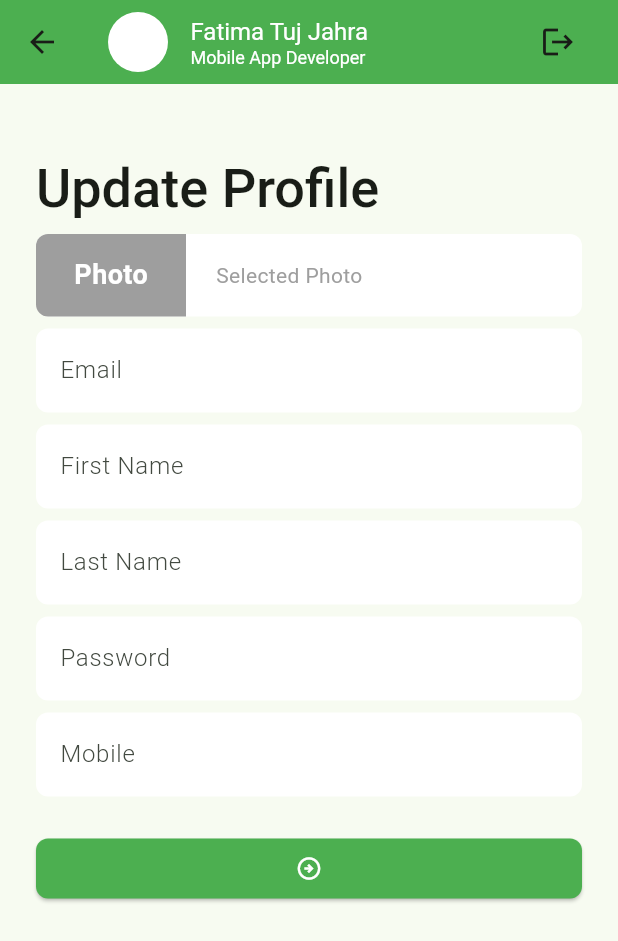
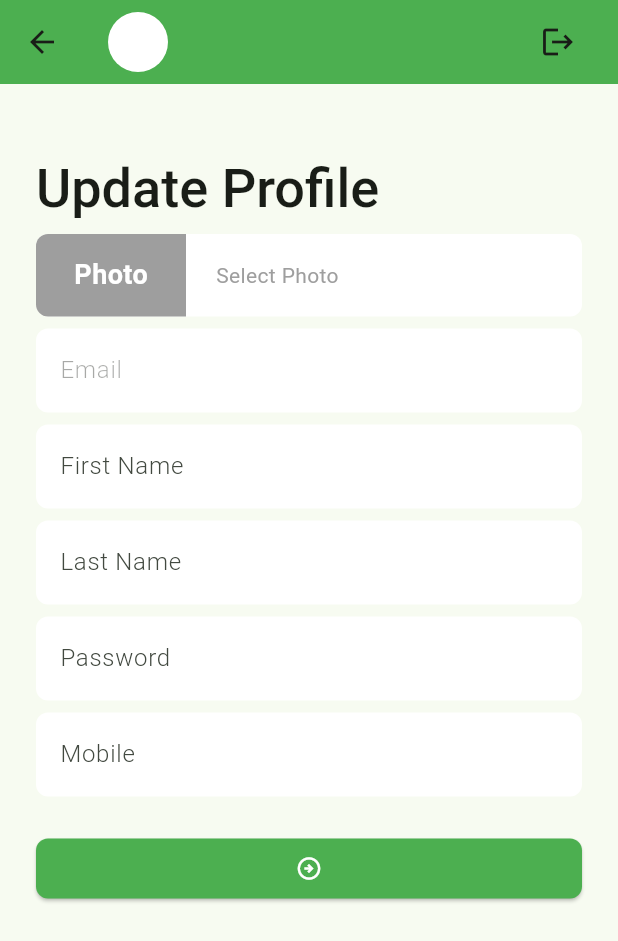
Before and after one commit to bushayra16/task_management, a Flutter app: the ProfileScreen screen opened directly, on a phone screen of 412 x 824 dp. Shown: the top 941 px of the screen. Run offline on Flutter 3.47's test engine with Material 3 defaults, Android fonts, the phone set to English and light mode, and no system bars; our stand-ins replace flutter_svg, image_picker, pin_code_fields, shared_preferences; accounts and stored records are empty.

```diff
--- a/lib/data/model/user_model.dart
+++ b/lib/data/model/user_model.dart
@@ -5,6 +5,7 @@ class UserModel {
   String? firstName;
   String? lastName;
   String? mobile;
+  String? photo;
   String? createdDate;
 
   UserModel(
@@ -13,6 +14,7 @@ class UserModel {
         this.firstName,
         this.lastName,
         this.mobile,
+        this.photo,
         this.createdDate});
 
   String get fullName => '${firstName ?? ''} ${lastName ?? ''}';
@@ -23,6 +25,7 @@ class UserModel {
     firstName = json['firstName'];
     lastName = json['lastName'];
     mobile = json['mobile'];
+    photo = json['photo'];
     createdDate = json['createdDate'];
   }
 
@@ -32,6 +35,7 @@ class UserModel {
     data['email'] = email;
     data['firstName'] = firstName;
     data['lastName'] = lastName;
+    data['photo'] = photo;
     data['mobile'] = mobile;
     data['createdDate'] = createdDate;
     return data;
--- a/lib/data/utils/urls.dart
+++ b/lib/data/utils/urls.dart
@@ -7,6 +7,7 @@ class Urls {
   static  String completedTaskList = '$baseUrl/listTaskByStatus/Completed';
   static  String canceledTaskList = '$baseUrl/listTaskByStatus/Canceled';
   static  String progressTaskList = '$baseUrl/listTaskByStatus/Progress';
+  static  String profileUpdate = '$baseUrl/listTaskByStatus/ProfileUpdate';
   static  String changeTaskStatus(String taskId, String status) => '$baseUrl/updateTaskStatus/$taskId/$status';
   static  String deleteTask(String taskId) => '$baseUrl/deleteTask/$taskId';
   static  String getTaskCount() => '$baseUrl/taskStatusCount';
--- a/lib/ui/Screens/profile_screen.dart
+++ b/lib/ui/Screens/profile_screen.dart
@@ -1,6 +1,17 @@
+import 'dart:convert';
+
 import 'package:flutter/material.dart';
+import 'package:image_picker/image_picker.dart';
+import 'package:task_management/data/utils/urls.dart';
 import 'package:task_management/ui/Screens/sign_in_screen.dart';
+import 'package:task_management/ui/controllers/auth_controllers.dart';
 import 'package:task_management/ui/widgets/app_bar.dart';
+import 'package:task_management/ui/widgets/circular_indicator.dart';
+
+import '../../data/model/network_response.dart';
+import '../../data/model/user_model.dart';
+import '../../data/services/network_caller.dart';
+import '../widgets/snack_bar_msg.dart';
 
 class ProfileScreen extends StatefulWidget {
   const ProfileScreen({super.key});
@@ -8,8 +19,33 @@ class ProfileScreen extends StatefulWidget {
   @override
   State<ProfileScreen> createState() => _ProfileScreenState();
 }
+class _ProfileScreenState extends State<ProfileScreen> {
 
-class _ProfileScreenState extends State<ProfileScreen> {
+  final TextEditingController _emailController = TextEditingController();
+  final TextEditingController _firstNameController = TextEditingController();
+  final TextEditingController _lastNameController = TextEditingController();
+  final TextEditingController _passWordController = TextEditingController();
+  final TextEditingController _mobileController = TextEditingController();
+  final GlobalKey<FormState> _formKey = GlobalKey<FormState>();
+
+
+  @override
+  void initState() {
+    super.initState();
+    _setUserData();
+  }
+
+  void _setUserData () {
+     _emailController.text = AuthControllers.userData?.email ?? '' ;
+     _firstNameController.text = AuthControllers.userData?.firstName ?? '' ;
+     _lastNameController.text = AuthControllers.userData?.lastName ?? '' ;
+     _mobileController.text = AuthControllers.userData?.email ?? '' ;
+
+  }
+
+  XFile? insertedImage;
+  bool _updateProfileInProgress = false;
+
   @override
   Widget build(BuildContext context) {
     return Scaffold(
@@ -34,11 +70,15 @@ class _ProfileScreenState extends State<ProfileScreen> {
   }
   Widget _buildProfileUpdateForm() {
 
-    return Column(
+    return Form(
+      key: _formKey,
+      child: Column(
         children: [
           _buildPhotoPicker(),
           const SizedBox(height: 8,),
           TextFormField(
+            enabled: false,
+            controller: _emailController,
             keyboardType: TextInputType.emailAddress,
             decoration: const InputDecoration(
               hintText: 'Email',
@@ -46,6 +86,7 @@ class _ProfileScreenState extends State<ProfileScreen> {
           ),
           const SizedBox(height: 8,),
           TextFormField(
+            controller: _firstNameController,
             keyboardType: TextInputType.text,
             decoration: const InputDecoration(
               hintText: 'First Name',
@@ -53,6 +94,7 @@ class _ProfileScreenState extends State<ProfileScreen> {
           ),
           const SizedBox(height: 8,),
           TextFormField(
+            controller: _lastNameController,
             keyboardType: TextInputType.text,
             decoration: const InputDecoration(
               hintText: 'Last Name',
@@ -60,6 +102,7 @@ class _ProfileScreenState extends State<ProfileScreen> {
           ),
           const SizedBox(height: 8,),
           TextFormField(
+            controller: _passWordController,
             obscureText: true,
             decoration: const InputDecoration(
                 hintText: 'Password'
@@ -67,22 +110,35 @@ class _ProfileScreenState extends State<ProfileScreen> {
           ),
           const SizedBox(height: 8,),
           TextFormField(
+            controller: _mobileController,
             keyboardType: TextInputType.number,
             decoration: const InputDecoration(
               hintText: 'Mobile',
             ),
           ),
           const SizedBox(height: 24,),
-        ElevatedButton(onPressed: _onTapUpdateButton,
-          child: const  Icon(Icons.arrow_circle_right_outlined),
+          Visibility(
+            visible: _updateProfileInProgress == false,
+            replacement: const CenterCircularIndicator(),
+            child: ElevatedButton(
+              onPressed: () {
+                if (_formKey.currentState!.validate()) {
+                  _updateProfile();
+                }
+              },
+              child: const Icon(Icons.arrow_circle_right_outlined),
+            ),
           ),
         ],
+      ),
     );}
-  void _onTapUpdateButton () {
-    Navigator.pushAndRemoveUntil(context, MaterialPageRoute(builder: (context)=> const SignInScreen()), (value)=> false);
-  }
+  // void _onTapUpdateButton () {
+  //   Navigator.pushAndRemoveUntil(context, MaterialPageRoute(builder: (context)=> const SignInScreen()), (value)=> false);
+  // }
   Widget _buildPhotoPicker(){
-    return Container(
+    return GestureDetector(
+      onTap: _selectedImage,
+      child: Container(
         height: 55,
         decoration: BoxDecoration(
           color: Colors.white,
@@ -101,9 +157,62 @@ class _ProfileScreenState extends State<ProfileScreen> {
               child: const Text('Photo', style: TextStyle(color: Colors.white,fontSize:18,fontWeight: FontWeight.bold),),
             ),
             const SizedBox(width: 20,),
-          const Text('Selected Photo', style: TextStyle(color: Colors.grey),),
+            Text(_getSelectedPhotoTitle(), style: TextStyle(color: Colors.grey),),
           ],
+        ),
       ),
     );
   }
+
+  Future<void> _updateProfile() async {
+    _updateProfileInProgress = true;
+    setState(() {});
+    Map<String, dynamic> requestBody = {
+      "email": _emailController.text.trim(),
+      "firstName": _firstNameController.text.trim(),
+      "lastName": _lastNameController.text.trim(),
+      "mobile": _mobileController.text.trim(),
+    };
+
+    if (_passWordController.text.isNotEmpty) {
+      requestBody['password'] = _passWordController.text;
     }
+
+    if (insertedImage != null) {
+      List<int> imageBytes = await insertedImage!.readAsBytes();
+      String convertedImage = base64Encode(imageBytes);
+      requestBody['photo'] = convertedImage;
+    }
+
+    final NetworkResponse response = await NetworkCaller.postRequest(
+      url: Urls.profileUpdate,
+      body: requestBody,
+    );
+
+    _updateProfileInProgress = false;
+    setState(() {});
+
+    if (response.isSuccess) {
+      UserModel userModel = UserModel.fromJson(requestBody);
+      AuthControllers.saveUserData(userModel);
+      showSnackBarMessage(context, 'Profile has been updated!');
+    } else {
+      showSnackBarMessage(context, response.errorMessage);
+    }
+  }
+
+ String _getSelectedPhotoTitle () {
+    if(insertedImage != null) {
+        return insertedImage!.name;
+    }
+    return 'Select Photo';
+ }
+
+  Future<void> _selectedImage() async{
+    ImagePicker imagePicker = ImagePicker();
+   XFile? pickedImage = await imagePicker.pickImage(source: ImageSource.camera);
+   if(pickedImage != null){
+     insertedImage = pickedImage;
+   }
+}
+}
--- a/lib/ui/widgets/app_bar.dart
+++ b/lib/ui/widgets/app_bar.dart
@@ -28,12 +28,12 @@ class TMAppbar extends StatelessWidget implements PreferredSizeWidget{
               children: [
                 const CircleAvatar(backgroundColor: Colors.white,),
                 const SizedBox(width: 15,),
-                 const Expanded(
+                  Expanded(
                   child: Column(
                     crossAxisAlignment: CrossAxisAlignment.start,
                     children:  [
-                      Text('Fatima Tuj Jahra', style: TextStyle(color: Colors.white, fontSize: 16),),
-                      Text('Mobile App Developer', style:TextStyle(color: Colors.white, fontSize: 12),)
+                      Text(AuthControllers.userData?.fullName ?? '', style: const TextStyle(color: Colors.white, fontSize: 16),),
+                      Text(AuthControllers.userData?.email ?? ' ', style: const TextStyle(color: Colors.white, fontSize: 12),)
                     ],
                   ),
                 ),
--- a/pubspec.yaml
+++ b/pubspec.yaml
@@ -39,6 +39,7 @@ dependencies:
   pin_code_fields: ^8.0.1
   http: ^1.2.2
   shared_preferences: ^2.3.2
+  image_picker: ^1.1.2
 
 dev_dependencies:
   flutter_test:
```
Also changed, not shown: lib/ui/Screens/Splash_screen.dart.dart (+11 -9 lines), pubspec.lock, 5 other files. Lines whose indentation alone changed are shown as unchanged.
